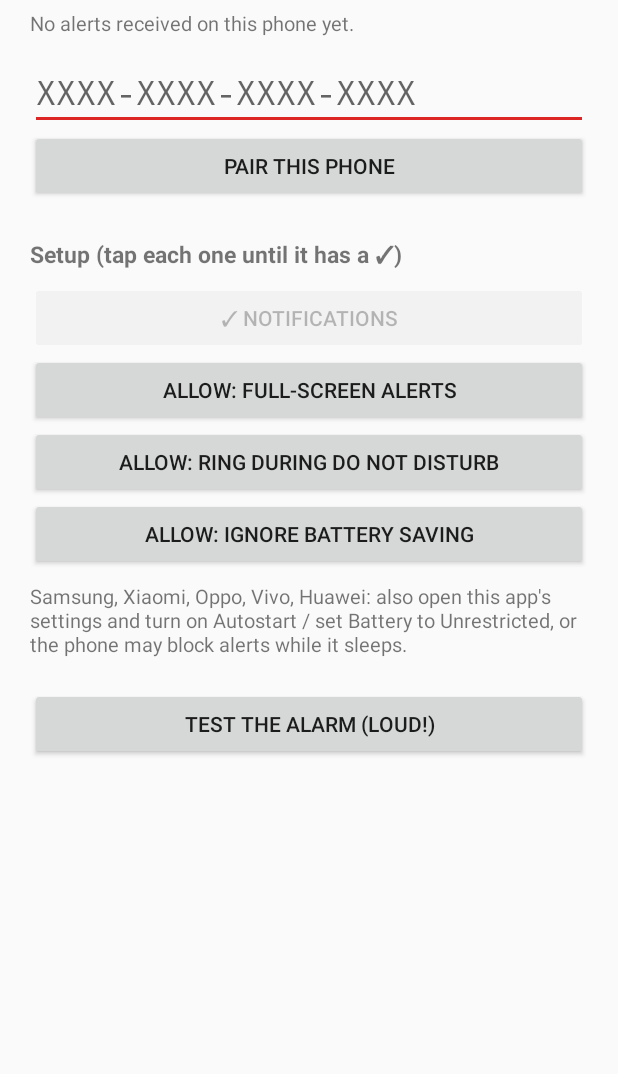
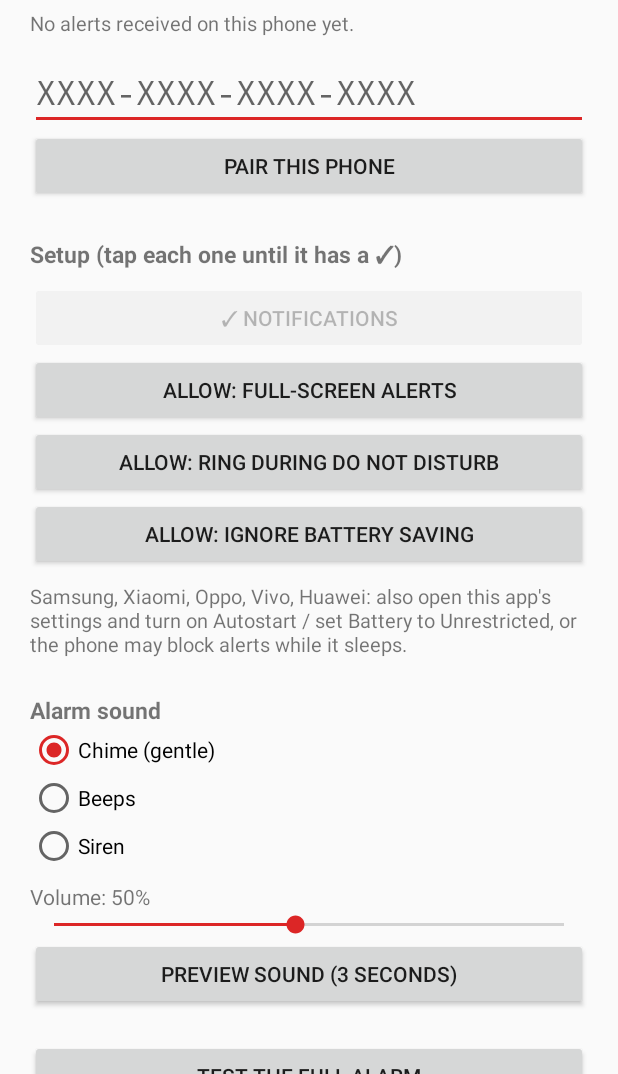
Before and after one commit to IZUMI-CODER/Project-edith, an Android app: the screen it shows after launch (MainActivity), on a phone screen of 412 x 824 dp, the part 162-1236 px from its top. Run offline under Robolectric (Android 15) with nearby library versions, the phone set to English and light mode, and no system bars.

Commit message:
App: gentle chime by default, with sound choice and a volume slider
Feedback: even at -10 dB the siren was too loud and harsh. Replace it
with generated sounds the user picks in the app (two-tone chime by
default, beeps, or an unclipped siren) and a volume slider on a -40..0
dB curve, defaulting to 50% (-20 dB). A Preview button plays 3 s
exactly as an alert would. The alarm stream is still raised to max so
alerts still override silent mode.

Co-Authored-By: Claude Opus 5.5 <noreply@anthropic.com>
Claude-Session: https://claude.ai/code/session_01STy6uzHd641YP5h5f7gRcp

```diff
--- a/alert-system/android/app/src/main/java/com/projectedith/alert/AlarmService.kt
+++ b/alert-system/android/app/src/main/java/com/projectedith/alert/AlarmService.kt
@@ -164,7 +164,7 @@ class AlarmService : Service() {
             .also { audio.requestAudioFocus(it) }
 
         try {
-            track = Siren.create(attrs).also { it.play() }
+            track = Sounds.create(attrs, Prefs.sound(this), Sounds.gain(Prefs.volume(this))).also { it.play() }
         } catch (e: Exception) {
             Log.w(TAG, "siren failed, falling back to the system alarm sound", e)
             try {
@@ -172,7 +172,7 @@ class AlarmService : Service() {
                     setAudioAttributes(attrs)
                     setDataSource(this@AlarmService, RingtoneManager.getDefaultUri(RingtoneManager.TYPE_ALARM))
                     isLooping = true
-                    setVolume(Siren.GAIN, Siren.GAIN)
+                    Sounds.gain(Prefs.volume(this@AlarmService)).let { setVolume(it, it) }
                     prepare()
                     start()
                 }
--- a/alert-system/android/app/src/main/java/com/projectedith/alert/MainActivity.kt
+++ b/alert-system/android/app/src/main/java/com/projectedith/alert/MainActivity.kt
@@ -18,6 +18,9 @@ import android.provider.Settings
 import android.view.View
 import android.widget.Button
 import android.widget.EditText
+import android.widget.RadioButton
+import android.widget.RadioGroup
+import android.widget.SeekBar
 import android.widget.TextView
 import android.widget.Toast
 import com.google.firebase.messaging.FirebaseMessaging
@@ -55,6 +58,7 @@ class MainActivity : Activity() {
             open(Intent(Settings.ACTION_NOTIFICATION_POLICY_ACCESS_SETTINGS))
         }
         findViewById<Button>(R.id.battery).setOnClickListener { requestBatteryExemption() }
+        setUpSoundControls()
 
         // Re-assert the subscription on every launch; it is idempotent.
         Prefs.topic(this)?.let { topic ->
@@ -153,6 +157,38 @@ class MainActivity : Activity() {
         setItem(R.id.battery, "Ignore battery saving", pm.isIgnoringBatteryOptimizations(packageName))
     }
 
+    private fun setUpSoundControls() {
+        val group = findViewById<RadioGroup>(R.id.soundGroup)
+        val current = Prefs.sound(this)
+        Sounds.CHOICES.forEachIndexed { i, (key, title) ->
+            group.addView(RadioButton(this).apply {
+                id = 1000 + i
+                text = title
+                isChecked = key == current
+            })
+        }
+        group.setOnCheckedChangeListener { _, checked ->
+            Sounds.CHOICES.getOrNull(checked - 1000)?.let { Prefs.setSound(this, it.first) }
+        }
+
+        val label = findViewById<TextView>(R.id.volumeLabel)
+        val bar = findViewById<SeekBar>(R.id.volume)
+        bar.progress = Prefs.volume(this)
+        label.text = "Volume: ${bar.progress}%"
+        bar.setOnSeekBarChangeListener(object : SeekBar.OnSeekBarChangeListener {
+            override fun onProgressChanged(seekBar: SeekBar, value: Int, fromUser: Boolean) {
+                label.text = "Volume: $value%"
+                if (fromUser) Prefs.setVolume(this@MainActivity, value)
+            }
+            override fun onStartTrackingTouch(seekBar: SeekBar) {}
+            override fun onStopTrackingTouch(seekBar: SeekBar) {}
+        })
+
+        findViewById<Button>(R.id.preview).setOnClickListener {
+            Sounds.preview(this, Prefs.sound(this), Sounds.gain(Prefs.volume(this)))
+        }
+    }
+
     private fun showLastReceived() {
         val lines = Prefs.history(this)
         val link = if (Prefs.code(this) == null) "" else "Direct link to website: ${Prefs.directStatus}\n"
--- a/alert-system/android/app/src/main/java/com/projectedith/alert/Prefs.kt
+++ b/alert-system/android/app/src/main/java/com/projectedith/alert/Prefs.kt
@@ -44,6 +44,15 @@ object Prefs {
         prefs(ctx).edit().putString("history", lines.joinToString("\n")).apply()
     }
 
+    fun sound(ctx: Context): String = prefs(ctx).getString("sound", "chime") ?: "chime"
+
+    fun setSound(ctx: Context, sound: String) = prefs(ctx).edit().putString("sound", sound).apply()
+
+    /** Alarm volume in percent (5..100); 50 is about 20 dB below full. */
+    fun volume(ctx: Context): Int = prefs(ctx).getInt("volume", 50)
+
+    fun setVolume(ctx: Context, percent: Int) = prefs(ctx).edit().putInt("volume", percent).apply()
+
     fun setCode(ctx: Context, code: String?) {
         prefs(ctx).edit().apply { if (code == null) remove("code") else putString("code", Codes.normalize(code)) }.apply()
     }
--- a/alert-system/android/app/src/main/res/layout/activity_main.xml
+++ b/alert-system/android/app/src/main/res/layout/activity_main.xml
@@ -92,12 +92,44 @@
             android:text="Samsung, Xiaomi, Oppo, Vivo, Huawei: also open this app's settings and turn on Autostart / set Battery to Unrestricted, or the phone may block alerts while it sleeps."
             android:textSize="13sp" />
 
+        <TextView
+            android:layout_width="wrap_content"
+            android:layout_height="wrap_content"
+            android:layout_marginTop="24dp"
+            android:text="Alarm sound"
+            android:textSize="15sp"
+            android:textStyle="bold" />
+
+        <RadioGroup
+            android:id="@+id/soundGroup"
+            android:layout_width="match_parent"
+            android:layout_height="wrap_content" />
+
+        <TextView
+            android:id="@+id/volumeLabel"
+            android:layout_width="wrap_content"
+            android:layout_height="wrap_content"
+            android:layout_marginTop="8dp" />
+
+        <SeekBar
+            android:id="@+id/volume"
+            android:layout_width="match_parent"
+            android:layout_height="wrap_content"
+            android:max="100"
+            android:min="5" />
+
+        <Button
+            android:id="@+id/preview"
+            android:layout_width="match_parent"
+            android:layout_height="wrap_content"
+            android:text="Preview sound (3 seconds)" />
+
         <Button
             android:id="@+id/test"
             android:layout_width="match_parent"
             android:layout_height="wrap_content"
             android:layout_marginTop="20dp"
-            android:text="Test the alarm (loud!)" />
+            android:text="Test the full alarm" />
 
         <Button
             android:id="@+id/unpair"
```
Also changed, not shown: alert-system/android/app/src/main/java/com/projectedith/alert/Siren.kt (deleted, +0 -55 lines), alert-system/android/app/src/main/java/com/projectedith/alert/Sounds.kt (added, +117 -0 lines).
